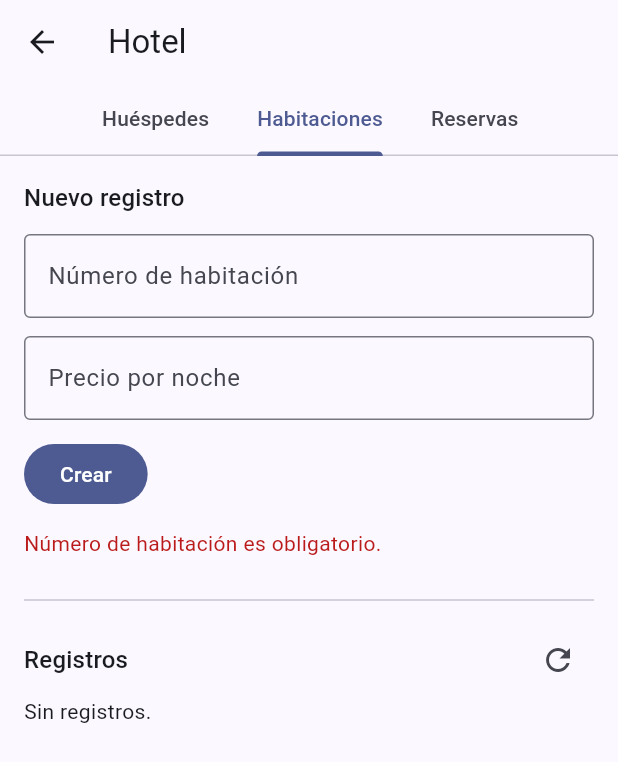
After one commit to susanacamacholobo/genera_tabla, a Flutter app: the HotelScreen screen opened by its route, tab 2 chosen, after a tap on "Crear", on a phone screen of 412 x 824 dp. The commit adds this screen. Shown: the top 762 px of the screen. Run offline on Flutter 3.47's test engine with Material 3 defaults, Android fonts, the phone set to English and light mode, and no system bars; our stand-ins replace sqflite; accounts and stored records are empty; network calls fail.

Commit message:
feat(demo): add Hotel and Universidad Flutter flows and smoke tests

```diff
--- a/mobile-client/flutter/lib/core/config/app_configuration.dart
+++ b/mobile-client/flutter/lib/core/config/app_configuration.dart
@@ -4,8 +4,12 @@ class AppConfiguration {
   AppConfiguration._(this.apiBaseUri);
 
   static const defaultApiBaseUrl = 'http://10.0.2.2:8080';
-  static const domainModelAsset =
-      String.fromEnvironment('DEMO_DOMAIN') == 'biblioteca'
+  static const demoDomain = String.fromEnvironment('DEMO_DOMAIN');
+  static const domainModelAsset = demoDomain == 'hotel'
+      ? 'assets/domain-model-hotel.json'
+      : demoDomain == 'universidad'
+      ? 'assets/domain-model-universidad.json'
+      : demoDomain == 'biblioteca'
       ? 'assets/domain-model-biblioteca.json'
       : 'assets/domain-model.json';
 
--- /dev/null
+++ b/mobile-client/flutter/lib/features/demo/manual_crud_demo_screen.dart
@@ -0,0 +1,328 @@
+import 'package:flutter/material.dart';
+
+import '../../core/api/api_client.dart';
+import '../../core/dependencies/app_dependencies.dart';
+import '../../core/errors/app_exception.dart';
+
+enum DemoFieldKind { text, integer, decimal, date }
+
+/// Campos elegidos a mano para cada demo; no se crean desde la metadata UML.
+class DemoField {
+  const DemoField(
+    this.name,
+    this.label, {
+    this.kind = DemoFieldKind.text,
+    this.optional = false,
+  });
+
+  final String name;
+  final String label;
+  final DemoFieldKind kind;
+  final bool optional;
+}
+
+class DemoSection {
+  const DemoSection(this.title, this.endpoint, this.titleField, this.fields);
+
+  final String title;
+  final String endpoint;
+  final String titleField;
+  final List<DemoField> fields;
+}
+
+class ManualCrudDemoScreen extends StatefulWidget {
+  const ManualCrudDemoScreen({
+    required this.title,
+    required this.sections,
+    super.key,
+  });
+
+  final String title;
+  final List<DemoSection> sections;
+
+  @override
+  State<ManualCrudDemoScreen> createState() => _ManualCrudDemoScreenState();
+}
+
+class _ManualCrudDemoScreenState extends State<ManualCrudDemoScreen> {
+  final Map<String, TextEditingController> _controllers = {};
+  ApiClient? _api;
+  int _tab = 0;
+  int? _editingId;
+  List<Map<String, dynamic>> _items = const [];
+  String? _error;
+  bool _busy = false;
+
+  DemoSection get _section => widget.sections[_tab];
+
+  @override
+  void didChangeDependencies() {
+    super.didChangeDependencies();
+    final api = AppDependencies.of(context).apiClient;
+    if (_api == api) return;
+    _api = api;
+    _reload();
+  }
+
+  @override
+  void dispose() {
+    for (final controller in _controllers.values) {
+      controller.dispose();
+    }
+    super.dispose();
+  }
+
+  TextEditingController _controller(String name) =>
+      _controllers.putIfAbsent(name, TextEditingController.new);
+
+  void _clearForm() {
+    _editingId = null;
+    for (final controller in _controllers.values) {
+      controller.clear();
+    }
+  }
+
+  Future<void> _reload() async {
+    final tab = _tab;
+    setState(() {
+      _busy = true;
+      _error = null;
+    });
+    try {
+      final response = await _api!.get(widget.sections[tab].endpoint);
+      if (!mounted || tab != _tab) return;
+      setState(
+        () => _items = (response.data as List<dynamic>)
+            .cast<Map<String, dynamic>>(),
+      );
+    } catch (error) {
+      if (mounted && tab == _tab) {
+        setState(() => _error = userMessageFor(error));
+      }
+    } finally {
+      if (mounted && tab == _tab) setState(() => _busy = false);
+    }
+  }
+
+  void _selectTab(int tab) {
+    setState(() {
+      _tab = tab;
+      _items = const [];
+      _error = null;
+      _clearForm();
+    });
+    _reload();
+  }
+
+  void _edit(Map<String, dynamic> row) {
+    setState(() {
+      _editingId = row['id'] as int;
+      for (final field in _section.fields) {
+        _controller(field.name).text = '${row[field.name] ?? ''}';
+      }
+    });
+  }
+
+  Map<String, Object?> _body() {
+    final result = <String, Object?>{};
+    for (final field in _section.fields) {
+      var value = _controller(field.name).text.trim();
+      if (value.isEmpty &&
+          field.kind == DemoFieldKind.date &&
+          !field.optional) {
+        value = DateTime.now().toIso8601String().substring(0, 10);
+      }
+      if (value.isEmpty) {
+        if (!field.optional) {
+          throw FormatException('${field.label} es obligatorio.');
+        }
+        result[field.name] = null;
+        continue;
+      }
+      switch (field.kind) {
+        case DemoFieldKind.text:
+          result[field.name] = value;
+        case DemoFieldKind.integer:
+          final parsed = int.tryParse(value);
+          if (parsed == null || parsed <= 0) {
+            throw FormatException('${field.label} debe ser un ID positivo.');
+          }
+          result[field.name] = parsed;
+        case DemoFieldKind.decimal:
+          final parsed = num.tryParse(value.replaceAll(',', '.'));
+          if (parsed == null || parsed < 0 || !parsed.isFinite) {
+            throw FormatException('${field.label} debe ser un número válido.');
+          }
+          result[field.name] = parsed;
+        case DemoFieldKind.date:
+          final parsed = DateTime.tryParse(value);
+          if (!RegExp(r'^\d{4}-\d{2}-\d{2}$').hasMatch(value) ||
+              parsed == null ||
+              parsed.toIso8601String().substring(0, 10) != value) {
+            throw FormatException('${field.label}: usa AAAA-MM-DD.');
+          }
+          result[field.name] = value;
+      }
+    }
+    return result;
+  }
+
+  Future<void> _save() async {
+    setState(() {
+      _busy = true;
+      _error = null;
+    });
+    try {
+      final body = _body();
+      if (_editingId == null) {
+        await _api!.post(_section.endpoint, body: body);
+      } else {
+        await _api!.put('${_section.endpoint}/$_editingId', body: body);
+      }
+      if (!mounted) return;
+      _clearForm();
+      await _reload();
+    } catch (error) {
+      if (mounted) {
+        setState(
+          () => _error = error is FormatException
+              ? error.message
+              : userMessageFor(error),
+        );
+      }
+    } finally {
+      if (mounted) setState(() => _busy = false);
+    }
+  }
+
+  Future<void> _delete(int id) async {
+    final confirmed = await showDialog<bool>(
+      context: context,
+      builder: (context) => AlertDialog(
+        title: const Text('Eliminar registro'),
+        content: Text('¿Eliminar el registro $id?'),
+        actions: [
+          TextButton(
+            onPressed: () => Navigator.pop(context, false),
+            child: const Text('Cancelar'),
+          ),
+          FilledButton(
+            onPressed: () => Navigator.pop(context, true),
+            child: const Text('Eliminar'),
+          ),
+        ],
+      ),
+    );
+    if (confirmed != true || !mounted) return;
+    setState(() {
+      _busy = true;
+      _error = null;
+    });
+    try {
+      await _api!.delete('${_section.endpoint}/$id');
+      if (!mounted) return;
+      if (_editingId == id) _clearForm();
+      await _reload();
+    } catch (error) {
+      if (mounted) setState(() => _error = userMessageFor(error));
+    } finally {
+      if (mounted) setState(() => _busy = false);
+    }
+  }
+
+  Widget _field(DemoField field) => Padding(
+    padding: const EdgeInsets.only(bottom: 12),
+    child: TextField(
+      controller: _controller(field.name),
+      keyboardType: switch (field.kind) {
+        DemoFieldKind.integer => TextInputType.number,
+        DemoFieldKind.decimal => const TextInputType.numberWithOptions(
+          decimal: true,
+        ),
+        _ => TextInputType.text,
+      },
+      decoration: InputDecoration(
+        labelText: field.label,
+        hintText: field.kind == DemoFieldKind.date ? 'AAAA-MM-DD' : null,
+        border: const OutlineInputBorder(),
+      ),
+    ),
+  );
+
+  @override
+  Widget build(BuildContext context) => DefaultTabController(
+    length: widget.sections.length,
+    child: Scaffold(
+      appBar: AppBar(
+        title: Text(widget.title),
+        bottom: TabBar(
+          isScrollable: true,
+          onTap: _selectTab,
+          tabs: [
+            for (final section in widget.sections) Tab(text: section.title),
+          ],
+        ),
+      ),
+      body: ListView(
+        padding: const EdgeInsets.all(16),
+        children: [
+          Text(
+            _editingId == null ? 'Nuevo registro' : 'Editar #$_editingId',
+            style: Theme.of(context).textTheme.titleMedium,
+          ),
+          const SizedBox(height: 12),
+          for (final field in _section.fields) _field(field),
+          Row(
+            children: [
+              FilledButton(
+                onPressed: _busy ? null : _save,
+                child: Text(_editingId == null ? 'Crear' : 'Guardar'),
+              ),
+              if (_editingId != null)
+                TextButton(
+                  onPressed: () => setState(_clearForm),
+                  child: const Text('Cancelar'),
+                ),
+            ],
+          ),
+          if (_error != null)
+            Padding(
+              padding: const EdgeInsets.symmetric(vertical: 12),
+              child: Text(
+                _error!,
+                style: TextStyle(color: Theme.of(context).colorScheme.error),
+              ),
+            ),
+          const Divider(height: 32),
+          Row(
+            children: [
+              Expanded(
+                child: Text(
+                  'Registros',
+                  style: Theme.of(context).textTheme.titleMedium,
+                ),
+              ),
+              IconButton(
+                onPressed: _busy ? null : _reload,
+                tooltip: 'Actualizar',
+                icon: const Icon(Icons.refresh),
+              ),
+            ],
+          ),
+          if (_busy) const LinearProgressIndicator(),
+          if (!_busy && _items.isEmpty) const Text('Sin registros.'),
+          for (final row in _items)
+            ListTile(
+              title: Text('${row['id']} · ${row[_section.titleField]}'),
+              onTap: () => _edit(row),
+              trailing: IconButton(
+                tooltip: 'Eliminar',
+                icon: const Icon(Icons.delete_outline),
+                onPressed: _busy ? null : () => _delete(row['id'] as int),
+              ),
+            ),
+        ],
+      ),
+    ),
+  );
+}
--- /dev/null
+++ b/mobile-client/flutter/lib/features/hotel/hotel_screen.dart
@@ -0,0 +1,40 @@
+import 'package:flutter/material.dart';
+
+import '../demo/manual_crud_demo_screen.dart';
+
+/// Formulario de Hotel definido manualmente, independiente del editor UML.
+class HotelScreen extends StatelessWidget {
+  const HotelScreen({super.key});
+
+  @override
+  Widget build(BuildContext context) => const ManualCrudDemoScreen(
+    title: 'Hotel',
+    sections: [
+      DemoSection('Huéspedes', '/api/huespedes', 'nombre', [
+        DemoField('nombre', 'Nombre del huésped'),
+      ]),
+      DemoSection('Habitaciones', '/api/habitaciones', 'numero', [
+        DemoField('numero', 'Número de habitación'),
+        DemoField(
+          'precioNoche',
+          'Precio por noche',
+          kind: DemoFieldKind.decimal,
+        ),
+      ]),
+      DemoSection('Reservas', '/api/reservas', 'fechaEntrada', [
+        DemoField(
+          'fechaEntrada',
+          'Entrada (vacío = hoy)',
+          kind: DemoFieldKind.date,
+        ),
+        DemoField('fechaSalida', 'Salida', kind: DemoFieldKind.date),
+        DemoField('huespedId', 'ID de huésped', kind: DemoFieldKind.integer),
+        DemoField(
+          'habitacionId',
+          'ID de habitación',
+          kind: DemoFieldKind.integer,
+        ),
+      ]),
+    ],
+  );
+}
--- a/mobile-client/flutter/lib/navigation/app_router.dart
+++ b/mobile-client/flutter/lib/navigation/app_router.dart
@@ -4,12 +4,16 @@ import '../core/config/app_configuration.dart';
 import '../domain/loading/domain_model_loader.dart';
 import '../features/assistant/assistant_screen.dart';
 import '../features/biblioteca/biblioteca_screen.dart';
+import '../features/hotel/hotel_screen.dart';
 import '../features/home/home_screen.dart';
+import '../features/universidad/universidad_screen.dart';
 
 abstract final class AppRoutes {
   static const home = '/';
   static const assistant = '/assistant';
   static const biblioteca = '/biblioteca';
+  static const hotel = '/hotel';
+  static const universidad = '/universidad';
 }
 
 class AppRouter {
@@ -38,6 +42,14 @@ class AppRouter {
         settings: settings,
         builder: (_) => const BibliotecaScreen(),
       ),
+      AppRoutes.hotel => MaterialPageRoute<void>(
+        settings: settings,
+        builder: (_) => const HotelScreen(),
+      ),
+      AppRoutes.universidad => MaterialPageRoute<void>(
+        settings: settings,
+        builder: (_) => const UniversidadScreen(),
+      ),
       _ => MaterialPageRoute<void>(
         settings: settings,
         builder: (_) => const _UnknownRouteScreen(),
--- a/mobile-client/flutter/pubspec.yaml
+++ b/mobile-client/flutter/pubspec.yaml
@@ -61,6 +61,8 @@ flutter:
   assets:
     - assets/domain-model.json
     - assets/domain-model-biblioteca.json
+    - assets/domain-model-hotel.json
+    - assets/domain-model-universidad.json
 
   # To add assets to your application, add an assets section, like this:
   # assets:
```
Also changed, not shown: mobile-client/flutter/lib/features/home/home_screen.dart (+19 -2 lines), mobile-client/flutter/lib/features/universidad/universidad_screen.dart (added, +36 -0 lines), 8 other files.
